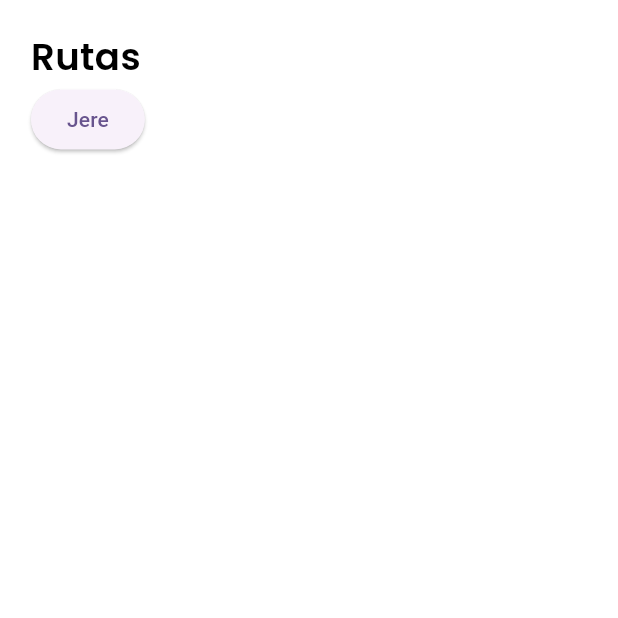
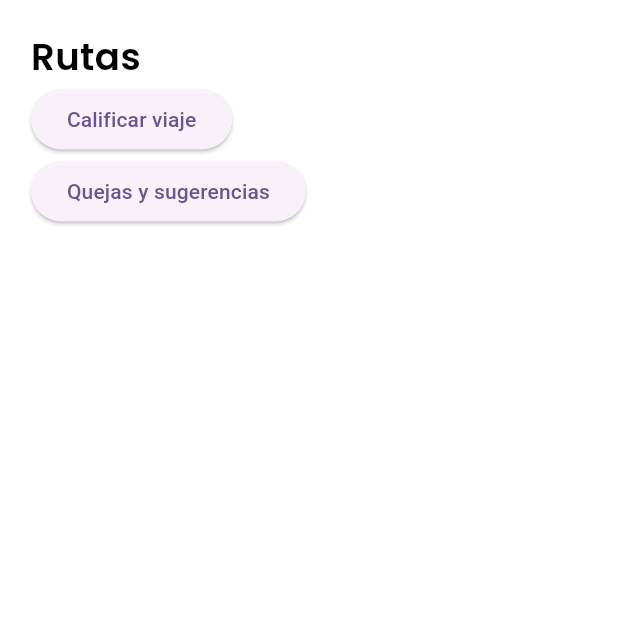
Before and after one commit to AnthonyMA5/BusMe-Mobile-App, a Flutter app: the RoutesView screen opened directly, on a phone screen of 412 x 824 dp, the top half of it. Run offline on Flutter 3.47's test engine with Material 3 defaults, Android fonts, the phone set to English and light mode, and no system bars; our stand-ins replace flutter_rating_bar, google_maps_flutter, sizer; missing offline and left inert: fui_kit.

Commit message:
minnor fix

```diff
--- a/lib/views/routes_view.dart
+++ b/lib/views/routes_view.dart
@@ -48,8 +48,14 @@ class _RoutesViewState extends State<RoutesView> {
                           onPressed: (){
                             Navigator.pushNamed(context, ROUTE_TRAVEL_QUALITY);
                           },
-                          child: Text('Jere'),
-                      )
+                          child: Text('Calificar viaje'),
+                      ),
+                      ElevatedButton(
+                        onPressed: (){
+                          Navigator.pushNamed(context, ROUTE_TRAVEL_QUALITY);
+                        },
+                        child: Text('Quejas y sugerencias'),
+                      ),
                     ],
                   ),
                 ),
```
